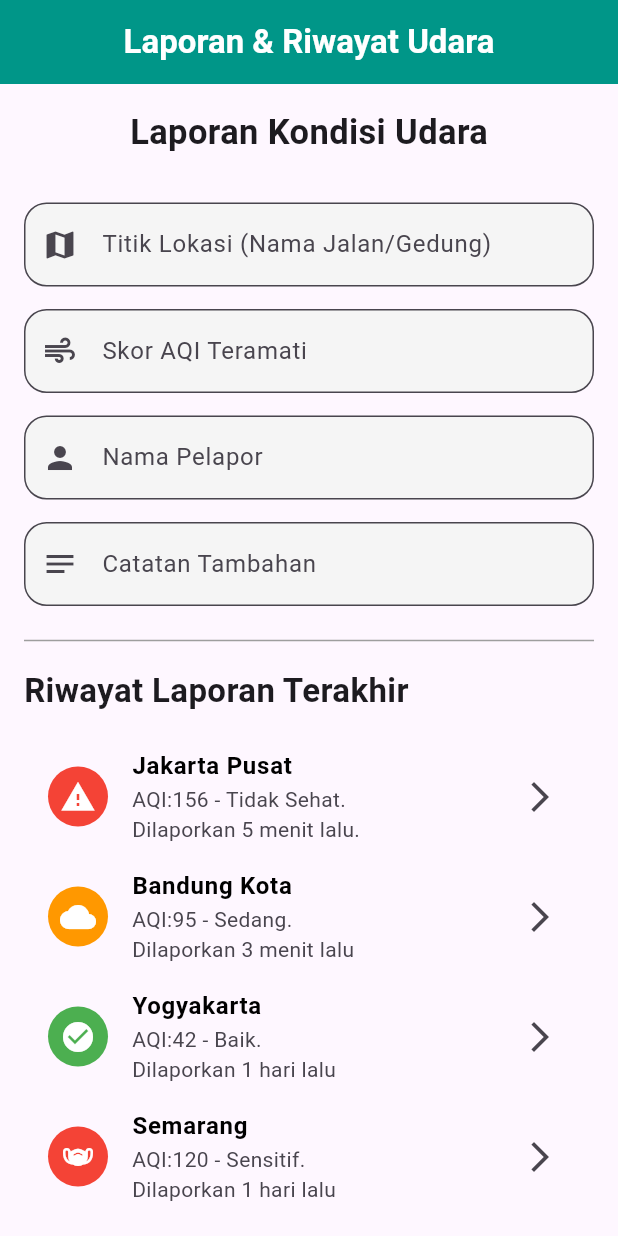
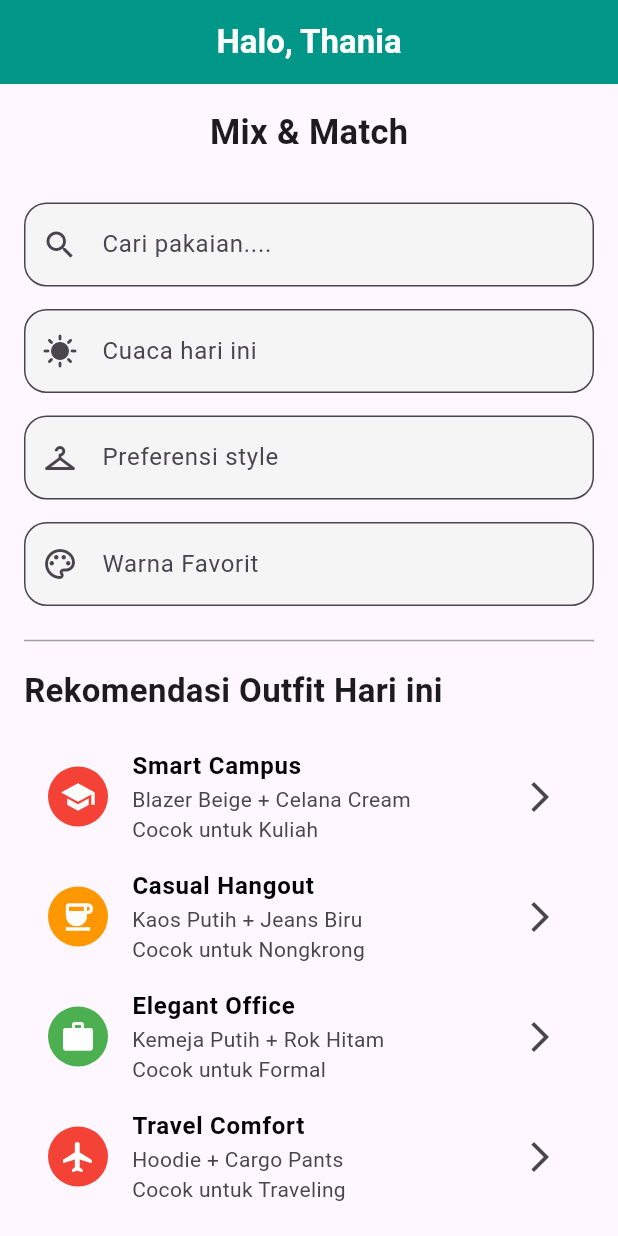
Before and after one commit to thaniaa0505/Flutter3, a Flutter app: the screen it shows after launch, on a phone screen of 412 x 824 dp. Run offline on Flutter 3.47's test engine with Material 3 defaults, Android fonts, the phone set to English and light mode, and no system bars.

Commit message:
Update flutter4.dart

```diff
--- a/lib/day_8/flutter4.dart
+++ b/lib/day_8/flutter4.dart
@@ -8,7 +8,7 @@ class Flutter4 extends StatelessWidget {
     return Scaffold(
       appBar: AppBar(
         title: Text(
-          "Laporan & Riwayat Udara",
+          "Halo, Thania",
           style: TextStyle(color: Colors.white, fontWeight: FontWeight.bold),
         ),
         centerTitle: true,
@@ -23,7 +23,7 @@ class Flutter4 extends StatelessWidget {
             Center(
               child: Center(
                 child: Text(
-                  "Laporan Kondisi Udara",
+                  "Mix & Match",
                   style: TextStyle(fontSize: 23, fontWeight: FontWeight.bold),
                 ),
               ),
@@ -32,8 +32,8 @@ class Flutter4 extends StatelessWidget {
 
             TextField(
               decoration: InputDecoration(
-                hintText: "Titik Lokasi (Nama Jalan/Gedung)",
-                prefixIcon: Icon(Icons.map),
+                hintText: "Cari pakaian....",
+                prefixIcon: Icon(Icons.search),
                 fillColor: Colors.grey.shade100,
                 filled: true,
                 border: OutlineInputBorder(
@@ -45,8 +45,8 @@ class Flutter4 extends StatelessWidget {
 
             TextField(
               decoration: InputDecoration(
-                hintText: "Skor AQI Teramati",
-                prefixIcon: Icon(Icons.air),
+                hintText: "Cuaca hari ini",
+                prefixIcon: Icon(Icons.sunny),
                 fillColor: Colors.grey.shade100,
                 filled: true,
                 border: OutlineInputBorder(
@@ -59,8 +59,8 @@ class Flutter4 extends StatelessWidget {
 
             TextField(
               decoration: InputDecoration(
-                hintText: "Nama Pelapor",
-                prefixIcon: Icon(Icons.person),
+                hintText: "Preferensi style",
+                prefixIcon: Icon(Icons.checkroom),
                 fillColor: Colors.grey.shade100,
                 filled: true,
                 border: OutlineInputBorder(
@@ -72,8 +72,8 @@ class Flutter4 extends StatelessWidget {
 
             TextField(
               decoration: InputDecoration(
-                hintText: "Catatan Tambahan",
-                prefixIcon: Icon(Icons.notes),
+                hintText: "Warna Favorit",
+                prefixIcon: Icon(Icons.palette_outlined),
                 fillColor: Colors.grey.shade100,
                 filled: true,
                 border: OutlineInputBorder(
@@ -86,7 +86,7 @@ class Flutter4 extends StatelessWidget {
             SizedBox(height: 10),
 
             Text(
-              "Riwayat Laporan Terakhir",
+              "Rekomendasi Outfit Hari ini",
               style: TextStyle(fontSize: 22, fontWeight: FontWeight.bold),
             ),
             SizedBox(height: 15),
@@ -94,66 +94,64 @@ class Flutter4 extends StatelessWidget {
             ListTile(
               leading: CircleAvatar(
                 backgroundColor: Colors.red,
-                child: Icon(Icons.warning, color: Colors.white),
+                child: Icon(Icons.school, color: Colors.white),
               ),
               title: Text(
-                "Jakarta Pusat",
+                "Smart Campus",
                 style: TextStyle(
                   color: Colors.black,
                   fontWeight: FontWeight.bold,
                 ),
               ),
-              subtitle: Text(
-                "AQI:156 - Tidak Sehat.\nDilaporkan 5 menit lalu.",
-              ),
+              subtitle: Text("Blazer Beige + Celana Cream\nCocok untuk Kuliah"),
               trailing: Icon(Icons.arrow_forward_ios),
             ),
 
             ListTile(
               leading: CircleAvatar(
                 backgroundColor: Colors.orange,
-                child: Icon(Icons.cloud, color: Colors.white),
+                child: Icon(Icons.coffee, color: Colors.white),
               ),
               title: Text(
-                "Bandung Kota",
+                "Casual Hangout",
                 style: TextStyle(
                   color: Colors.black,
                   fontWeight: FontWeight.bold,
                 ),
               ),
-              subtitle: Text("AQI:95 - Sedang.\nDilaporkan 3 menit lalu"),
+              subtitle: Text("Kaos Putih + Jeans Biru\nCocok untuk Nongkrong"),
               trailing: Icon(Icons.arrow_forward_ios),
             ),
 
             ListTile(
               leading: CircleAvatar(
                 backgroundColor: Colors.green,
-                child: Icon(Icons.check_circle, color: Colors.white),
+                child: Icon(Icons.work, color: Colors.white),
               ),
               title: Text(
-                "Yogyakarta",
+                "Elegant Office",
                 style: TextStyle(
                   color: Colors.black,
                   fontWeight: FontWeight.bold,
                 ),
               ),
-              subtitle: Text("AQI:42 - Baik.\nDilaporkan 1 hari lalu"),
+              subtitle: Text("Kemeja Putih + Rok Hitam\nCocok untuk Formal"),
               trailing: Icon(Icons.arrow_forward_ios),
             ),
 
             ListTile(
               leading: CircleAvatar(
                 backgroundColor: Colors.red,
-                child: Icon(Icons.masks, color: Colors.white),
+                child: Icon(Icons.flight, color: Colors.white),
               ),
               title: Text(
-                "Semarang",
+                "Travel Comfort",
                 style: TextStyle(
                   color: Colors.black,
                   fontWeight: FontWeight.bold,
                 ),
               ),
-              subtitle: Text("AQI:120 - Sensitif.\nDilaporkan 1 hari lalu"),
+              subtitle: Text("Hoodie + Cargo Pants\nCocok untuk Traveling"),
               trailing: Icon(Icons.arrow_forward_ios),
             ),
           ],
```
